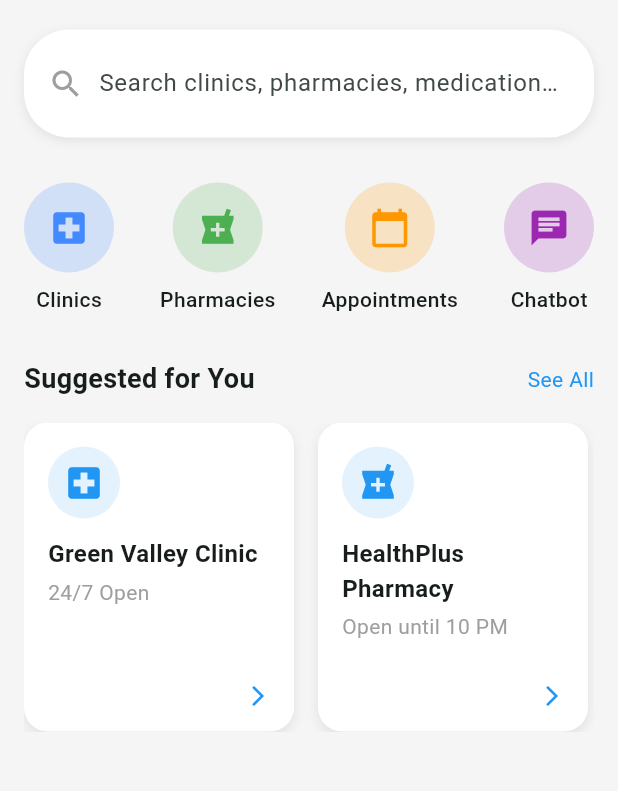
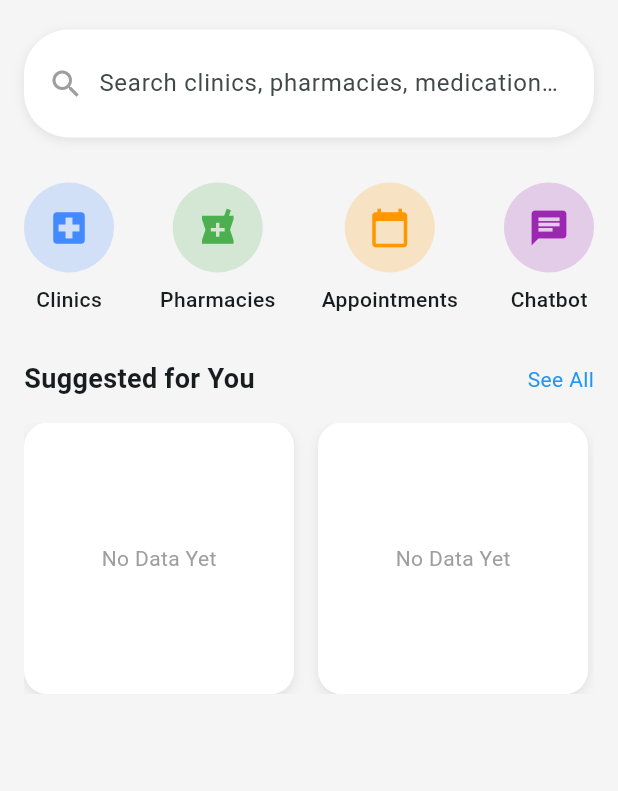
Before and after one commit to CollinsOmwoyo/afya_connect, a Flutter app: the screen it shows after launch, on a phone screen of 412 x 824 dp, the part 110-901 px from its top. Run offline on Flutter 3.47's test engine with Material 3 defaults, Android fonts, the light colour scheme and no system bars.

Commit message:
Refactor HomeView to include empty suggestion cards and adjust layout for better fit

```diff
--- a/lib/views/home/home_view.dart
+++ b/lib/views/home/home_view.dart
@@ -74,7 +74,7 @@ class HomeView extends StatelessWidget {
                     icon: Icons.local_hospital,
                     label: 'Clinics',
                     color: Colors.blueAccent,
-                    onTap: () {}, // Add navigation logic
+                    onTap: () {},
                   ),
                   _FeatureCard(
                     icon: Icons.local_pharmacy,
@@ -108,27 +108,16 @@ class HomeView extends StatelessWidget {
               ),
               const SizedBox(height: 16),
 
-              // Suggested Cards
+              // Suggested Cards (Empty, to be populated from CSV later)
               SizedBox(
-                height: size.height * 0.25,
+                height: size.height * 0.22, // Reduced height for better fit
                 child: ListView(
                   scrollDirection: Axis.horizontal,
-                  children: const [
-                    _SuggestionCard(
-                      title: 'Green Valley Clinic',
-                      subtitle: '24/7 Open',
-                      icon: Icons.local_hospital,
-                    ),
-                    _SuggestionCard(
-                      title: 'HealthPlus Pharmacy',
-                      subtitle: 'Open until 10 PM',
-                      icon: Icons.local_pharmacy,
-                    ),
-                    _SuggestionCard(
-                      title: 'City Care Clinic',
-                      subtitle: 'Specialist Available',
-                      icon: Icons.local_hospital,
-                    ),
+                  children: [
+                    // Placeholder card widget for dynamic data
+                    _EmptySuggestionCard(),
+                    _EmptySuggestionCard(),
+                    _EmptySuggestionCard(),
                   ],
                 ),
               ),
@@ -173,17 +162,9 @@ class _FeatureCard extends StatelessWidget {
   }
 }
 
-// Suggested Clinic/Pharmacy Card Widget
-class _SuggestionCard extends StatelessWidget {
-  final String title;
-  final String subtitle;
-  final IconData icon;
-
-  const _SuggestionCard({
-    required this.title,
-    required this.subtitle,
-    required this.icon,
-  });
+// Empty Placeholder for Suggestion Cards (For Dynamic Data Injection Later)
+class _EmptySuggestionCard extends StatelessWidget {
+  const _EmptySuggestionCard();
 
   @override
   Widget build(BuildContext context) {
@@ -202,26 +183,11 @@ class _SuggestionCard extends StatelessWidget {
           ),
         ],
       ),
-      child: Column(
-        crossAxisAlignment: CrossAxisAlignment.start,
-        children: [
-          CircleAvatar(
-            radius: 24,
-            backgroundColor: Colors.blue.shade50,
-            child: Icon(icon, color: Colors.blue, size: 28),
-          ),
-          const SizedBox(height: 12),
-          Text(title, style: const TextStyle(fontSize: 16, fontWeight: FontWeight.bold)),
-          const SizedBox(height: 4),
-          Text(subtitle, style: const TextStyle(color: Colors.grey)),
-          const Spacer(),
-          Row(
-            mainAxisAlignment: MainAxisAlignment.end,
-            children: const [
-              Icon(Icons.arrow_forward_ios, size: 16, color: Colors.blue),
-            ],
-          )
-        ],
+      child: Center(
+        child: Text(
+          'No Data Yet',
+          style: TextStyle(color: Colors.grey[500]),
+        ),
       ),
     );
   }
```
